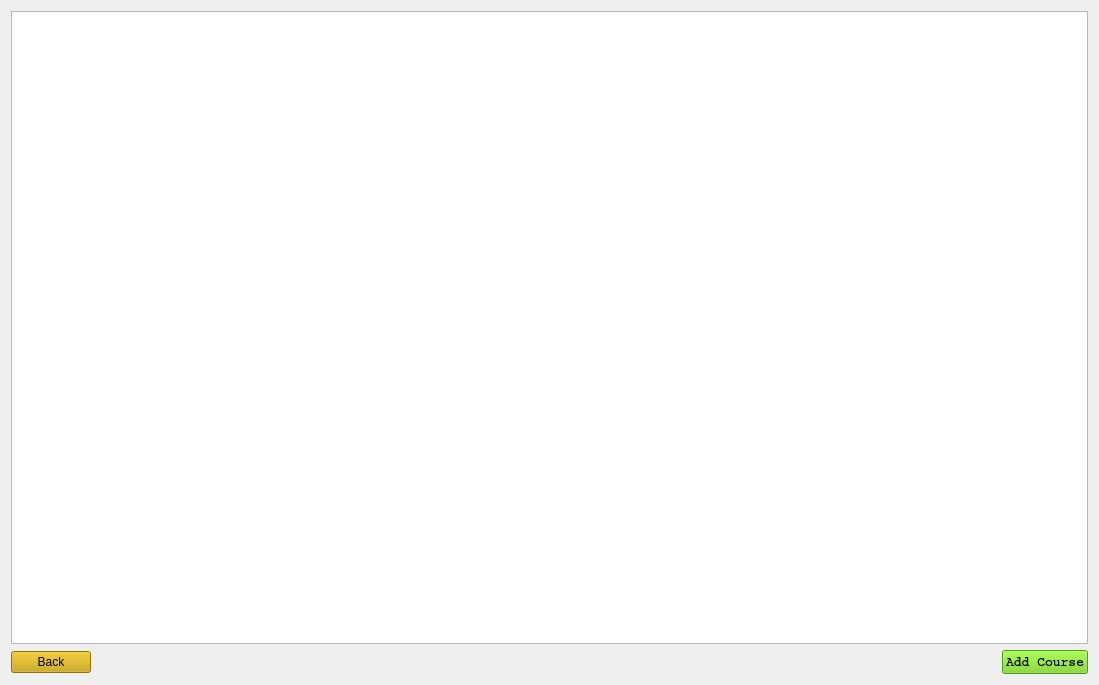
Before: the Qt Designer form widget.ui in casalete/ErasmusIo, drawn with Qt 5.
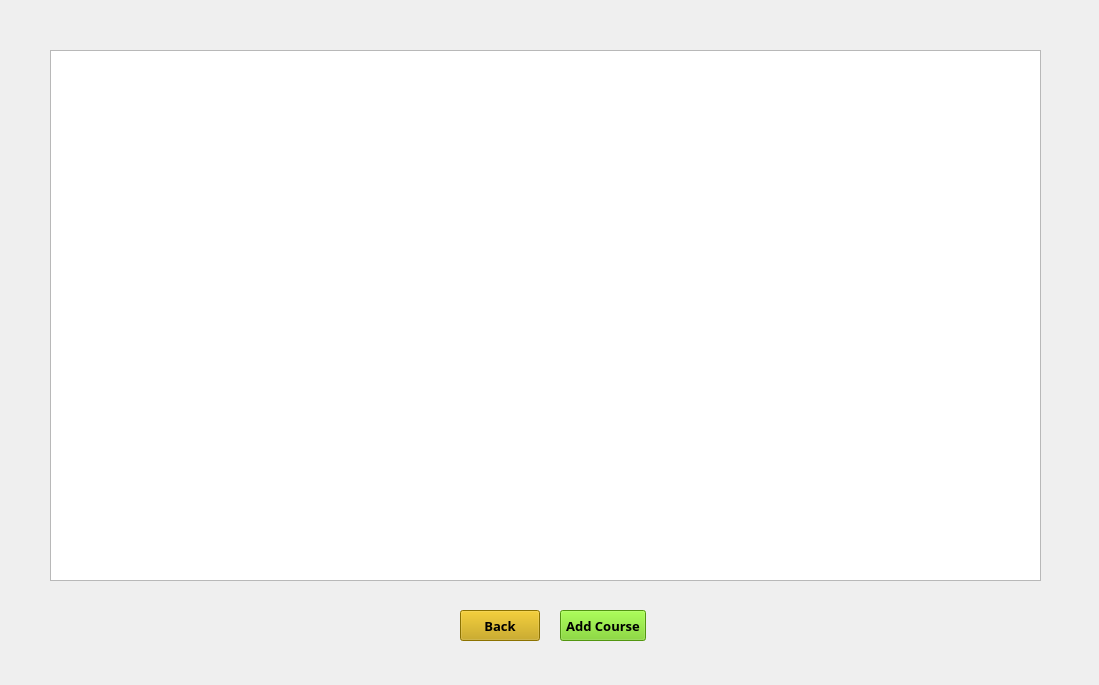
After: the same form once the commit is applied. Icons and pictures are not drawn.

The edit to the form file:
```diff
--- a/widget.ui
+++ b/widget.ui
@@ -16,14 +16,33 @@
   <property name="styleSheet">
    <string notr="true">background-image: url(:/triupd.png);</string>
   </property>
-  <layout class="QVBoxLayout" name="verticalLayout">
-   <item>
-    <widget class="QTableWidget" name="tableWidget"/>
-   </item>
-   <item>
-    <layout class="QHBoxLayout" name="horizontalLayout">
-     <item>
+  <widget class="QTableView" name="tableView">
+   <property name="geometry">
+    <rect>
+     <x>50</x>
+     <y>50</y>
+     <width>991</width>
+     <height>531</height>
+    </rect>
+   </property>
+  </widget>
       <widget class="QPushButton" name="back">
+   <property name="geometry">
+    <rect>
+     <x>460</x>
+     <y>610</y>
+     <width>80</width>
+     <height>31</height>
+    </rect>
+   </property>
+   <property name="font">
+    <font>
+     <family>Courier 10 Pitch</family>
+     <pointsize>10</pointsize>
+     <weight>75</weight>
+     <bold>true</bold>
+    </font>
+   </property>
        <property name="styleSheet">
         <string notr="true">background: rgb(196, 160, 0);</string>
        </property>
@@ -31,25 +50,18 @@
         <string>Back</string>
        </property>
       </widget>
-     </item>
-     <item>
-      <spacer name="horizontalSpacer">
-       <property name="orientation">
-        <enum>Qt::Horizontal</enum>
-       </property>
-       <property name="sizeHint" stdset="0">
-        <size>
-         <width>258</width>
-         <height>20</height>
-        </size>
-       </property>
-      </spacer>
-     </item>
-     <item>
       <widget class="QPushButton" name="addCourse">
+   <property name="geometry">
+    <rect>
+     <x>560</x>
+     <y>610</y>
+     <width>86</width>
+     <height>31</height>
+    </rect>
+   </property>
        <property name="font">
         <font>
-         <family>Courier</family>
+     <family>Courier 10 Pitch</family>
          <pointsize>10</pointsize>
          <weight>75</weight>
          <bold>true</bold>
@@ -62,10 +74,6 @@
         <string>Add Course</string>
        </property>
       </widget>
-     </item>
-    </layout>
-   </item>
-  </layout>
  </widget>
  <resources/>
  <connections/>
```
Lines whose indentation alone changed are shown as unchanged.
